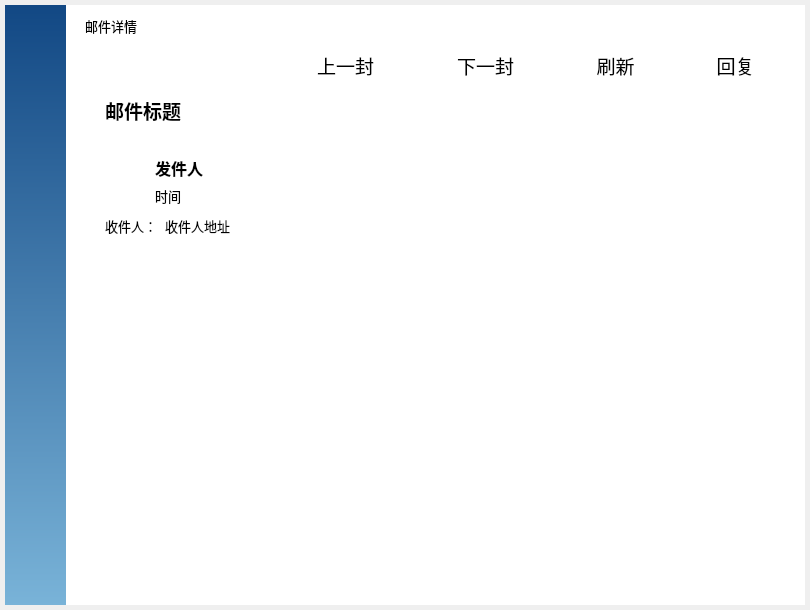
Qt form mainwindow.ui (radoth/mini-email-client) before a commit.
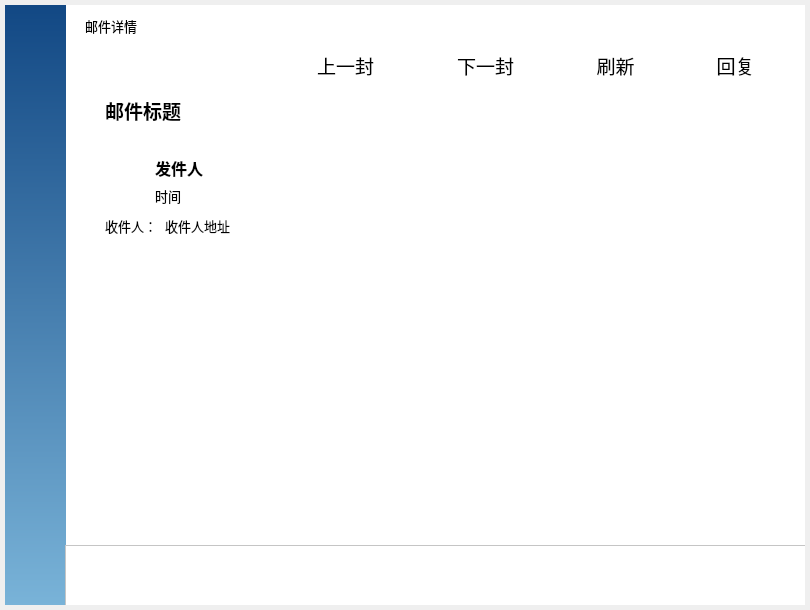
The same form after that commit. Icons and pictures are not drawn.

The edit to the form file:
```diff
--- a/mainwindow.ui
+++ b/mainwindow.ui
@@ -1492,7 +1492,7 @@
        <x>100</x>
        <y>250</y>
        <width>681</width>
-       <height>331</height>
+       <height>281</height>
       </rect>
      </property>
      <property name="font">
@@ -1793,6 +1793,114 @@
       </size>
      </property>
     </widget>
+    <widget class="QScrollArea" name="attachScrollArea_2">
+     <property name="geometry">
+      <rect>
+       <x>60</x>
+       <y>540</y>
+       <width>741</width>
+       <height>61</height>
+      </rect>
+     </property>
+     <property name="styleSheet">
+      <string notr="true">QScrollArea
+{
+	border-color:rgb(0, 255, 255);
+}
+
+QScrollBar:vertical
+{
+    width:8px;
+    background:rgba(0,0,0,0%);
+    margin:0px,0px,0px,0px;
+    padding-top:9px;   
+    padding-bottom:9px;
+}
+QScrollBar::handle:vertical
+{
+    width:8px;
+    background:rgba(0,0,0,25%);
+    border-radius:4px;   
+    min-height:20;
+}
+QScrollBar::handle:vertical:hover
+{
+    width:8px;
+    background:rgba(0,0,0,50%);   
+    border-radius:4px;
+    min-height:20;
+}
+QScrollBar::add-line:vertical  
+{
+    height:9px;width:8px;
+    border-image:url(:/images/a/3.png);
+    subcontrol-position:bottom;
+}
+QScrollBar::sub-line:vertical  
+{
+    height:9px;width:8px;
+    border-image:url(:/images/a/1.png);
+    subcontrol-position:top;
+}
+QScrollBar::add-line:vertical:hover  
+{
+    height:9px;width:8px;
+    border-image:url(:/images/a/4.png);
+    subcontrol-position:bottom;
+}
+QScrollBar::sub-line:vertical:hover  
+{
+    height:9px;width:8px;
+    border-image:url(:/images/a/2.png);
+    subcontrol-position:top;
+}
+QScrollBar::add-page:vertical,QScrollBar::sub-page:vertical   
+{
+    background:rgba(0,0,0,10%);
+    border-radius:4px;
+}</string>
+     </property>
+     <property name="frameShape">
+      <enum>QFrame::StyledPanel</enum>
+     </property>
+     <property name="frameShadow">
+      <enum>QFrame::Plain</enum>
+     </property>
+     <property name="lineWidth">
+      <number>0</number>
+     </property>
+     <property name="verticalScrollBarPolicy">
+      <enum>Qt::ScrollBarAsNeeded</enum>
+     </property>
+     <property name="horizontalScrollBarPolicy">
+      <enum>Qt::ScrollBarAlwaysOff</enum>
+     </property>
+     <property name="widgetResizable">
+      <bool>true</bool>
+     </property>
+     <widget class="QWidget" name="attachFrame_2">
+      <property name="geometry">
+       <rect>
+        <x>0</x>
+        <y>0</y>
+        <width>739</width>
+        <height>59</height>
+       </rect>
+      </property>
+      <layout class="QHBoxLayout" name="horizontalLayout_7">
+       <property name="leftMargin">
+        <number>35</number>
+       </property>
+       <item>
+        <layout class="QGridLayout" name="gridLayout_2">
+         <property name="topMargin">
+          <number>0</number>
+         </property>
+        </layout>
+       </item>
+      </layout>
+     </widget>
+    </widget>
    </widget>
    <widget class="QWidget" name="writeLetter">
     <property name="styleSheet">
```
Left out of the diff: 3 changed lines with no effect on the pictures.
